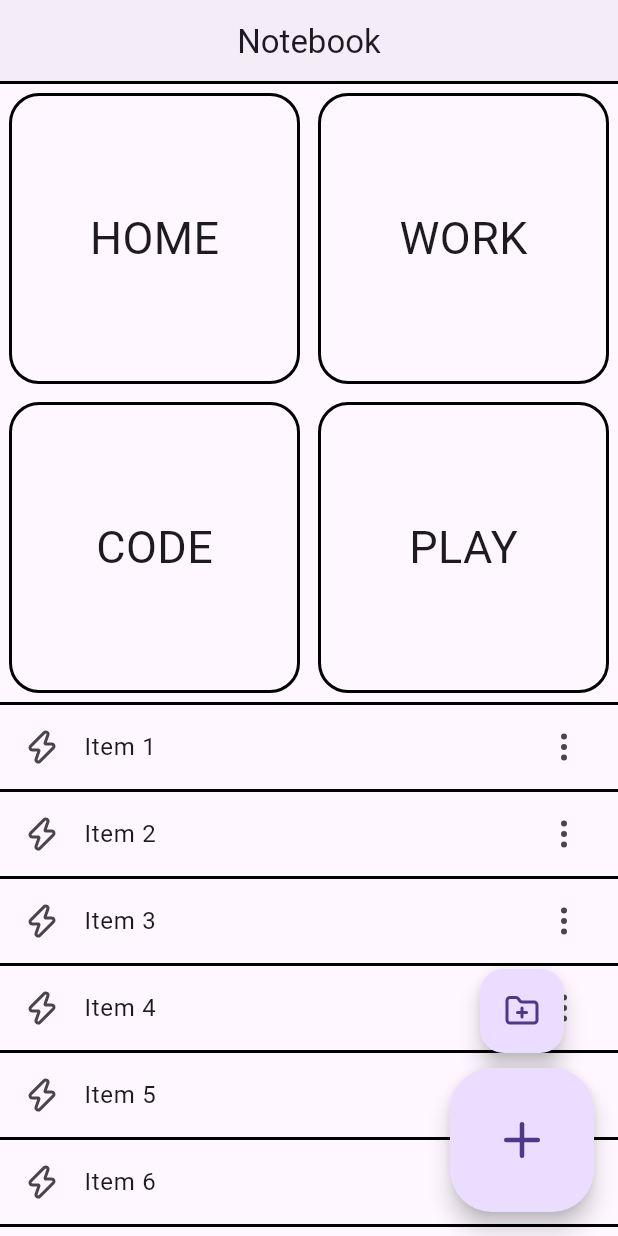
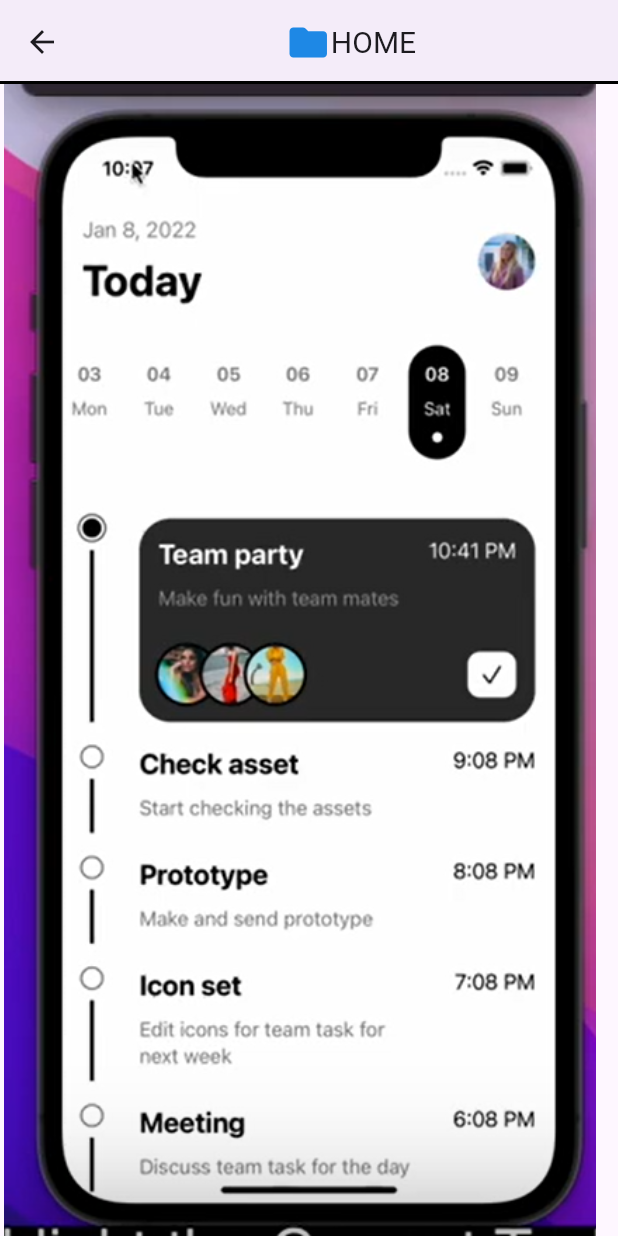
Before and after one commit to adityakumarcodes/aloha-mobile, a Flutter app: the NotebookPage screen opened by its route, after a tap on "HOME", on a phone screen of 412 x 824 dp. Run offline on Flutter 3.47's test engine with Material 3 defaults, Android fonts, the phone set to English and light mode, and no system bars; our stand-ins replace go_router, lucide_icons_flutter.

Commit message:
added folder widget

```diff
--- a/lib/conversations.dart
+++ b/lib/conversations.dart
@@ -3,10 +3,10 @@ import 'package:flutter/material.dart';
 import 'package:provider/provider.dart';
 
 class ConversationsScreen extends StatefulWidget {
-  const ConversationsScreen({Key? key}) : super(key: key);
+  const ConversationsScreen({super.key});
 
   @override
-  _ConversationsScreenState createState() => _ConversationsScreenState();
+  State<ConversationsScreen> createState() => _ConversationsScreenState();
 }
 
 class _ConversationsScreenState extends State<ConversationsScreen> {
--- /dev/null
+++ b/lib/folder_list.dart
@@ -0,0 +1,36 @@
+import 'package:flutter/material.dart';
+
+class FolderList extends StatelessWidget {
+  final String folderName;
+
+  const FolderList({super.key, required this.folderName});
+
+  @override
+  Widget build(BuildContext context) {
+    return Scaffold(
+      appBar: AppBar(
+        title: Row(
+          mainAxisAlignment: MainAxisAlignment.center,
+          children: [
+            Icon(Icons.folder_rounded, size: 30, color: Colors.blue[600]),
+            const SizedBox(height: 8.0),
+            Text(
+              folderName.toUpperCase(),
+              style: const TextStyle(fontSize: 20),
+              maxLines: 2,
+              overflow: TextOverflow.ellipsis,
+            ),
+          ],
+        ),
+        centerTitle: true,
+        elevation: 2,
+        shape: const Border(bottom: BorderSide(color: Colors.black, width: 2)),
+      ),
+      body: InteractiveViewer(
+        boundaryMargin: const EdgeInsets.all(20.0),
+        minScale: 0.1,
+        maxScale: 1.6,
+        child: Image.asset('assets/profiles/image.png',width:400)),
+    );
+  }
+}
--- a/lib/main.dart
+++ b/lib/main.dart
@@ -2,6 +2,7 @@ import 'package:aloha_mobile/add_task.dart';
 import 'package:aloha_mobile/chat.dart';
 import 'package:aloha_mobile/chat_details.dart';
 import 'package:aloha_mobile/constants.dart';
+import 'package:aloha_mobile/folder_list.dart';
 import 'package:aloha_mobile/home.dart';
 import 'package:aloha_mobile/notebook.dart';
 import 'package:aloha_mobile/social.dart';
@@ -9,9 +10,13 @@ import 'package:flutter/material.dart';
 import 'package:go_router/go_router.dart';
 import 'package:provider/provider.dart';
 
-
 void main() {
-  runApp(MultiProvider(providers: [ ChangeNotifierProvider(create: (_) => FriendProvider()),], child: const MyApp()));
+  runApp(
+    MultiProvider(
+      providers: [ChangeNotifierProvider(create: (_) => FriendProvider())],
+      child: const MyApp(),
+    ),
+  );
 }
 
 final _router = GoRouter(
@@ -20,17 +25,30 @@ final _router = GoRouter(
     GoRoute(path: '/', builder: (context, state) => MyHomePage()),
     GoRoute(path: '/notebook', builder: (context, state) => NotebookPage()),
     GoRoute(
+      path: '/notebook/folder/:name',
+      builder: (context, state) {
+        final folderName = state.pathParameters['name']!;
+        return FolderList(folderName: folderName);
+      },
+    ),
+    GoRoute(
       path: '/notebook/addTask',
       builder: (context, state) => AddTaskScreen(),
     ),
     GoRoute(path: '/chat', builder: (context, state) => ChatPage()),
-    GoRoute(path: '/chat/details', builder: (context, state) => ChatDetails(                   user: ChatUsers(
-                    name: "Jane Russel",
-                    location: 'London, UK',
-                    messageText: "Awesome Setup",
-                    imageURL: "assets/profiles/userImage1.png",
-                    time: "Now",
-                  ),)),
+    GoRoute(
+      path: '/chat/details',
+      builder:
+          (context, state) => ChatDetails(
+            user: ChatUsers(
+              name: "Jane Russel",
+              location: 'London, UK',
+              messageText: "Awesome Setup",
+              imageURL: "assets/profiles/userImage1.png",
+              time: "Now",
+            ),
+          ),
+    ),
     GoRoute(path: '/social', builder: (context, state) => SocialPage()),
   ],
 );
--- a/lib/notebook.dart
+++ b/lib/notebook.dart
@@ -23,6 +23,13 @@ class _NotebookPageState extends State<NotebookPage> {
     {'title': 'Item 9', 'subtitle': 'Description 9'},
     {'title': 'Item 10', 'subtitle': 'Description 10'},
   ];
+  final TextEditingController _folderController = TextEditingController();
+
+  @override
+  void dispose() {
+    _folderController.dispose();
+    super.dispose();
+  }
 
   @override
   Widget build(BuildContext context) {
@@ -44,19 +51,60 @@ class _NotebookPageState extends State<NotebookPage> {
                 crossAxisCount: 2,
               ),
               itemBuilder: (context, index) {
-                return GestureDetector(
-                  onTap: () {},
+                bool isEven = folderList.length % 2 == 0;
+                bool isLast = index == folderList.length - 1;
+                bool isSecondLast = index == folderList.length - 2;
+
+                bool removeBottomBorder =
+                    isEven ? (isLast || isSecondLast) : isLast;
+                return InkWell(
+                  onTap: () {
+                    final folderName = folderList[index];
+                    context.push('/notebook/folder/$folderName');
+                  },
                   child: Container(
-                    margin: const EdgeInsets.all(6),
                     decoration: BoxDecoration(
-                      borderRadius: const BorderRadius.all(Radius.circular(20)),
-                      border: Border.all(color: Colors.black, width: 2),
+                      border: Border(
+                        // left:
+                        //     index.isOdd
+                        //         ? const BorderSide(
+                        //           color: Colors.black,
+                        //           width: 1,
+                        //         )
+                        //         : BorderSide.none,
+                        right:
+                            index.isEven
+                                ? const BorderSide(
+                                  color: Colors.black,
+                                  width: 2,
+                                )
+                                : BorderSide.none,
+                        bottom:
+                            removeBottomBorder
+                                ? BorderSide.none
+                                : const BorderSide(
+                                  color: Colors.black,
+                                  width: 2,
                                 ),
-                    child: Center(
-                      child: Text(
+                      ),
+                    ),
+                    child: Column(
+                      mainAxisAlignment: MainAxisAlignment.center,
+                      crossAxisAlignment: CrossAxisAlignment.center,
+                      children: [
+                        Icon(
+                          Icons.folder_rounded,
+                          size: 50.0,
+                          color: Colors.blue[600],
+                        ),
+                        const SizedBox(height: 8.0),
+                        Text(
                           folderList[index].toUpperCase(),
-                        style: const TextStyle(fontSize: 30),
+                          style: const TextStyle(fontSize: 20),
+                          maxLines: 2,
+                          overflow: TextOverflow.ellipsis,
                         ),
+                      ],
                     ),
                   ),
                 );
@@ -76,8 +124,7 @@ class _NotebookPageState extends State<NotebookPage> {
                   ),
                   child: ListTile(
                     title: Text(item['title'] ?? 'Title'),
-                    leading: const Icon(LucideIcons.zap),
-                    trailing: Icon(LucideIcons.ellipsisVertical),
+                    leading: const Icon(LucideIcons.stickyNote),
                     onTap: () {},
                   ),
                 );
@@ -90,33 +137,47 @@ class _NotebookPageState extends State<NotebookPage> {
         mainAxisAlignment: MainAxisAlignment.end,
         children: [
           FloatingActionButton(
+            onPressed: () {},
+            tooltip: 'Calender',
+            heroTag: "fab1",
+            child: Icon(LucideIcons.calendarDays),
+          ),
+          SizedBox(height: 10),
+          FloatingActionButton(
             onPressed: () => _dialogBuilder(context),
-            tooltip: 'Add folder',
-            heroTag: "fab1",
+            tooltip: 'New folder',
+            heroTag: "fab2",
             child: Icon(LucideIcons.folderPlus),
           ),
           SizedBox(height: 10),
           FloatingActionButton.large(
-            onPressed: () {
-              context.push('/notebook/addTask');
-            },
+            onPressed: () => context.push('/notebook/addTask'),
             tooltip: 'Add Task',
-            heroTag: "fab2",
+            heroTag: "fab3",
             child: Icon(LucideIcons.plus),
           ),
         ],
       ),
     );
   }
-}
 
   Future<void> _dialogBuilder(BuildContext context) {
+    _folderController.clear();
     return showDialog<void>(
       context: context,
       builder: (BuildContext context) {
         return AlertDialog(
-        title: const Text('Add folder'),
-        content: const Text('Name of the folder'),
+          title: const Text('New folder'),
+          content: TextField(
+            controller: _folderController,
+            decoration: const InputDecoration(
+              hintText: 'Enter folder name',
+              border: OutlineInputBorder(
+                          borderRadius: BorderRadius.all(Radius.circular(12)),
+                        ),
+            ),
+            autofocus: true,
+          ),
           actions: <Widget>[
             TextButton(
               style: TextButton.styleFrom(
@@ -133,6 +194,12 @@ Future<void> _dialogBuilder(BuildContext context) {
               ),
               child: const Text('Create'),
               onPressed: () {
+                final folderName = _folderController.text.trim();
+                if (folderName.isNotEmpty) {
+                  setState(() {
+                    folderList.add(folderName);
+                  });
+                }
                 Navigator.of(context).pop();
               },
             ),
@@ -141,3 +208,4 @@ Future<void> _dialogBuilder(BuildContext context) {
       },
     );
   }
+}
```
Also changed, not shown: lib/chat_details.dart (+6 -8 lines), lib/home.dart (+1 -10 lines), assets/profiles/image.png (added), pubspec.lock. Lines whose indentation alone changed are shown as unchanged.
